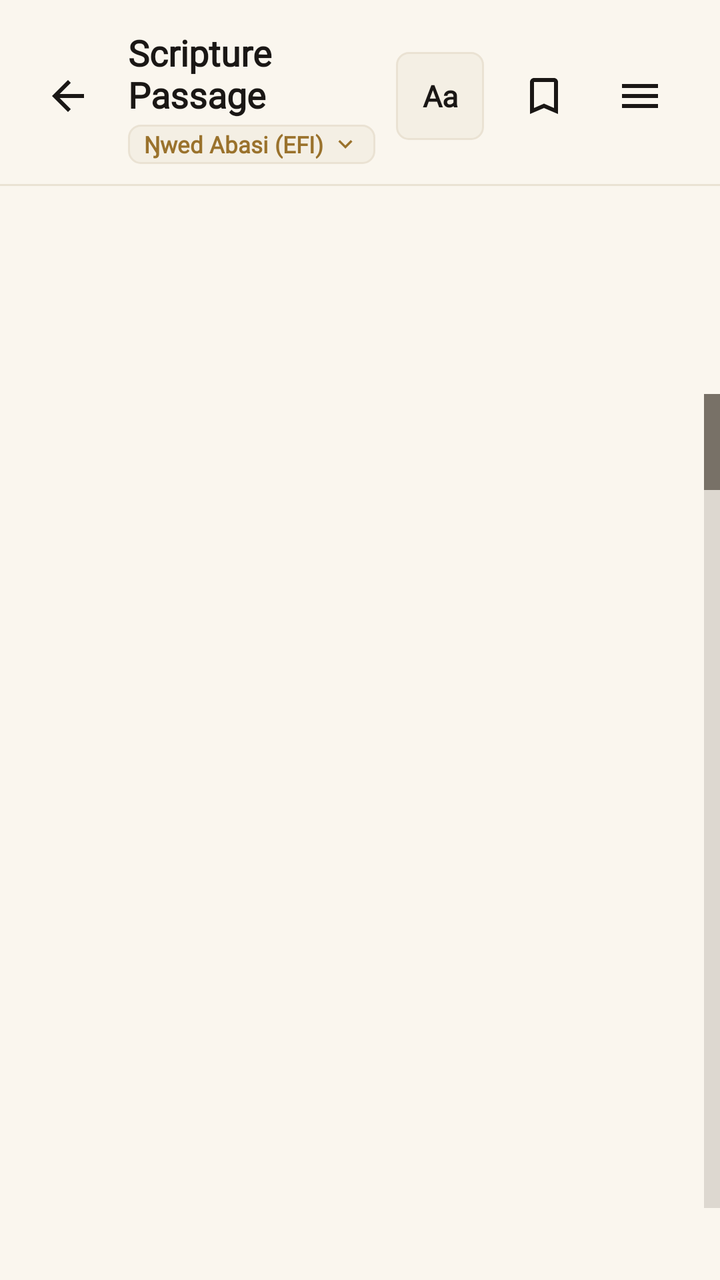
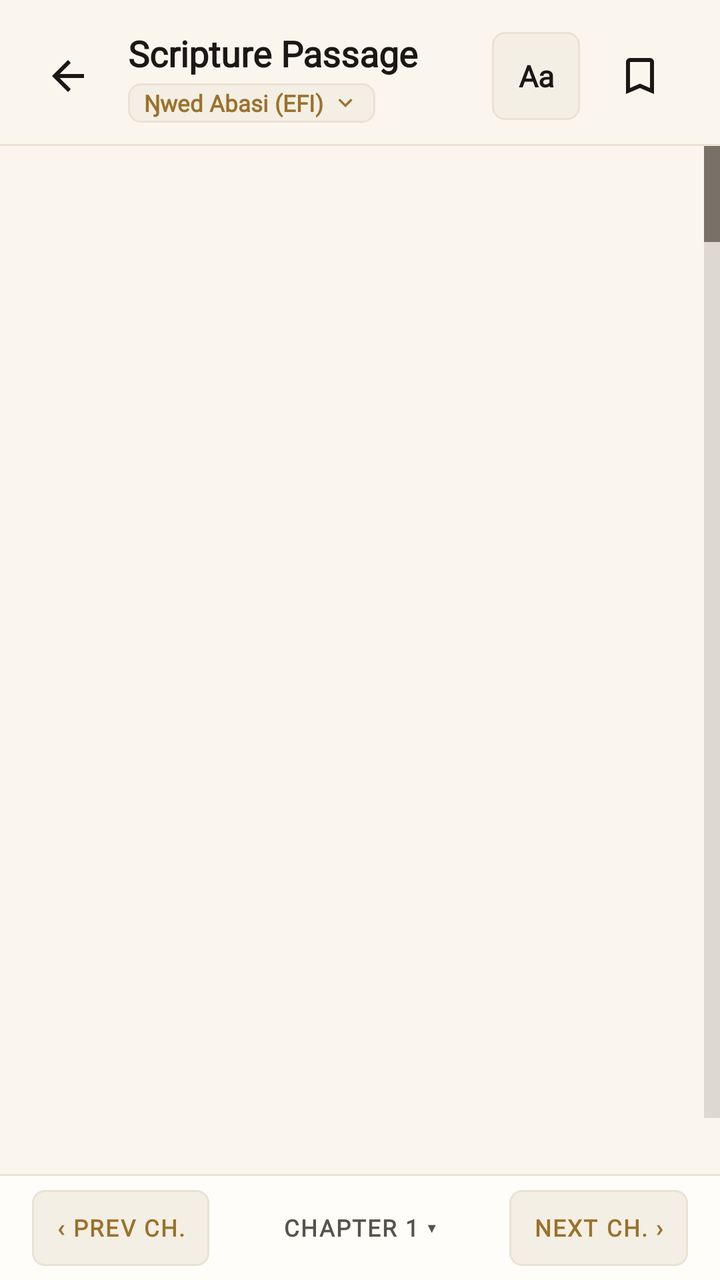

The first picture is an Android layout as it rendered before a commit; the second is the same layout after the commit. The layout source and the unified diff follow.
<!-- AndroidManifest.xml: application theme AppTheme -->
<!-- res/layout/bible_reader.xml -->
<?xml version="1.0" encoding="utf-8"?>
<LinearLayout
	xmlns:android="http://schemas.android.com/apk/res/android"
	xmlns:app="http://schemas.android.com/apk/res-auto"
	xmlns:tools="http://schemas.android.com/tools"
	android:layout_width="match_parent"
	android:layout_height="match_parent"
	android:background="@color/colorBackground"
	android:orientation="vertical">

	
	<LinearLayout
		android:layout_width="match_parent"
		android:layout_height="wrap_content"
		android:orientation="horizontal"
		android:gravity="center_vertical"
		android:paddingStart="10dp"
		android:paddingEnd="16dp"
		android:paddingTop="14dp"
		android:paddingBottom="10dp">

		<ImageButton
			android:id="@+id/btn_back"
			android:layout_width="48dp"
			android:layout_height="48dp"
			android:background="?android:attr/selectableItemBackgroundBorderless"
			android:src="@drawable/ic_arrow_back"
			android:contentDescription="Back"
			app:tint="@color/colorTextPrimary" />

		<LinearLayout
			android:layout_width="0dp"
			android:layout_height="wrap_content"
			android:layout_weight="1"
			android:layout_marginStart="6dp"
			android:orientation="vertical">

			<TextView
				android:id="@+id/header_title"
				android:layout_width="wrap_content"
				android:layout_height="wrap_content"
				android:fontFamily="@font/crimson_pro"
				android:text="Scripture Passage"
				android:textColor="@color/colorTextPrimary"
				android:textSize="18sp"
				android:textStyle="bold" />

			<LinearLayout
				android:id="@+id/btn_version_selector"
				android:layout_width="wrap_content"
				android:layout_height="wrap_content"
				android:layout_marginTop="3dp"
				android:gravity="center_vertical"
				android:orientation="horizontal"
				android:paddingVertical="2dp"
				android:paddingHorizontal="8dp"
				android:background="@drawable/bg_version_pill"
				android:clickable="true"
				android:focusable="true"
				android:foreground="?android:attr/selectableItemBackground">

				<TextView
					android:id="@+id/header_subtitle"
					android:layout_width="wrap_content"
					android:layout_height="wrap_content"
					android:fontFamily="@font/crimson_pro"
					android:text="Ŋwed Abasi (EFI)"
					android:textColor="@color/colorAntiqueGold"
					android:textSize="11.5sp"
					android:textStyle="bold" />

				<ImageView
					android:layout_width="14dp"
					android:layout_height="14dp"
					android:layout_marginStart="4dp"
					android:src="@drawable/ic_chevron_down"
					android:contentDescription="@null"
					app:tint="@color/colorAntiqueGold" />
			</LinearLayout>
		</LinearLayout>

		
		<TextView
			android:id="@+id/btn_aa"
			android:layout_width="44dp"
			android:layout_height="44dp"
			android:gravity="center"
			android:background="@drawable/bg_search_bar"
			android:fontFamily="@font/crimson_pro"
			android:contentDescription="Typography and theme settings"
			android:text="Aa"
			android:textColor="@color/colorTextPrimary"
			android:textSize="15sp"
			android:textStyle="bold"
			android:clickable="true"
			android:focusable="true"
			android:foreground="?android:attr/selectableItemBackground"
			android:layout_marginEnd="6dp" />

		<ImageButton
			android:id="@+id/btn_bookmark"
			android:layout_width="48dp"
			android:layout_height="48dp"
			android:background="?android:attr/selectableItemBackgroundBorderless"
			android:src="@drawable/ic_bookmark_border"
			android:contentDescription="Save (hold to view all bookmarks)"
			app:tint="@color/colorTextPrimary" />

		
		<ImageButton
			android:id="@+id/btn_reader_menu"
			android:layout_width="48dp"
			android:layout_height="48dp"
			android:background="?android:attr/selectableItemBackgroundBorderless"
			android:src="@drawable/ic_menu"
			android:contentDescription="Reader menu"
			app:tint="@color/colorTextPrimary" />
	</LinearLayout>

	
	<View
		android:layout_width="match_parent"
		android:layout_height="1dp"
		android:background="@color/colorCardBorder" />

	
	<ProgressBar
		android:id="@+id/progressbar1"
		android:layout_width="wrap_content"
		android:layout_height="wrap_content"
		android:layout_gravity="center"
		android:layout_marginTop="56dp"
		android:indeterminate="true"
		android:indeterminateTint="@color/colorAntiqueGold"
		style="?android:progressBarStyle" />

	
	<ListView
		android:id="@+id/listview1"
		android:layout_width="match_parent"
		android:layout_height="match_parent"
		android:clipToPadding="false"
		android:divider="@null"
		android:dividerHeight="0dp"
		android:paddingBottom="36dp"
		android:scrollbars="vertical"
		android:fastScrollEnabled="true"
		android:choiceMode="none"
		tools:listitem="@layout/verse_row" />
</LinearLayout>
<!-- res/layout/verse_row.xml (included above) -->
<?xml version="1.0" encoding="utf-8"?>
<LinearLayout
	xmlns:android="http://schemas.android.com/apk/res/android"
	xmlns:app="http://schemas.android.com/apk/res-auto"
	xmlns:tools="http://schemas.android.com/tools"
	android:layout_width="match_parent"
	android:layout_height="wrap_content"
	android:orientation="vertical"
	android:background="?android:attr/selectableItemBackground"
	android:paddingHorizontal="20dp"
	android:paddingTop="18dp"
	android:paddingBottom="4dp">

	
	<LinearLayout
		android:layout_width="match_parent"
		android:layout_height="wrap_content"
		android:orientation="horizontal"
		android:gravity="center_vertical">

		<TextView
			android:id="@+id/tv_verse_num"
			android:focusable="false"
			android:layout_width="wrap_content"
			android:layout_height="wrap_content"
			android:fontFamily="@font/jetbrains_mono"
			android:text="1"
			android:textColor="@color/colorAntiqueGold"
			android:textSize="12sp"
			android:textStyle="bold"
			android:letterSpacing="0.1" />

		<View
			android:layout_width="20dp"
			android:layout_height="1dp"
			android:layout_marginStart="8dp"
			android:background="@color/colorCardBorder" />

		<View
			android:layout_width="0dp"
			android:layout_height="1dp"
			android:layout_weight="1" />

		<ImageView
			android:id="@+id/iv_verse_bookmark"
			android:layout_width="16dp"
			android:layout_height="16dp"
			android:src="@drawable/ic_bookmark_filled"
			app:tint="@color/colorAntiqueGold"
			android:contentDescription="Bookmarked Verse"
			android:visibility="gone" />
	</LinearLayout>

	
	<TextView
		android:id="@+id/tv_primary"
		android:focusable="false"
		android:layout_width="match_parent"
		android:layout_height="wrap_content"
		android:layout_marginTop="8dp"
		android:includeFontPadding="false"
		android:fontFamily="@font/crimson_pro"
		android:text="In the beginning God created the heaven and the earth."
		android:textColor="@color/colorTextPrimary"
		android:textSize="17.5sp"
		android:lineSpacingMultiplier="1.45" />

	
	<TextView
		android:id="@+id/tv_secondary"
		android:focusable="false"
		android:layout_width="match_parent"
		android:layout_height="wrap_content"
		android:layout_marginTop="10dp"
		android:includeFontPadding="false"
		android:background="@drawable/bg_english_verse_border"
		android:paddingStart="12dp"
		android:paddingEnd="4dp"
		android:fontFamily="@font/crimson_pro"
		android:textStyle="italic"
		android:text="Ke editọñọ Abasi okobot enyọñ ye isọñ."
		android:textColor="@color/colorEnglishScripture"
		android:textSize="15.5sp"
		android:lineSpacingMultiplier="1.4" />

	
	<View
		android:layout_width="match_parent"
		android:layout_height="1dp"
		android:layout_marginTop="18dp"
		android:background="@color/colorCardBorder" />
</LinearLayout>
<!-- resources referenced by this layout -->
<resources>
  <color name="colorAntiqueGold">#9A722C</color>
  <color name="colorBackground">#FAF6EE</color>
  <color name="colorCardBorder">#EAE2D3</color>
  <color name="colorEnglishScripture">#3F3B36</color>
  <color name="colorTextPrimary">#1A1715</color>
  <!-- drawable bg_english_verse_border (drawable) -->
  <?xml version="1.0" encoding="utf-8"?>
  <layer-list xmlns:android="http://schemas.android.com/apk/res/android">
  	<item android:gravity="start">
  		<shape android:shape="rectangle">
  			<solid android:color="@color/colorAntiqueGold" />
  			<size android:width="2dp" />
  		</shape>
  	</item>
  </layer-list>
  <!-- drawable bg_search_bar (drawable) -->
  <?xml version="1.0" encoding="utf-8"?>
  <shape xmlns:android="http://schemas.android.com/apk/res/android"
      android:shape="rectangle">
      <corners android:radius="6dp" />
      <solid android:color="@color/colorSearchBg" />
      <stroke
          android:width="1dp"
          android:color="@color/colorCardBorder" />
  </shape>
  <!-- drawable bg_version_pill (drawable) -->
  <?xml version="1.0" encoding="utf-8"?>
  <shape xmlns:android="http://schemas.android.com/apk/res/android"
      android:shape="rectangle">
      <corners android:radius="6dp" />
      <solid android:color="@color/colorSearchBg" />
      <stroke
          android:width="1dp"
          android:color="@color/colorCardBorder" />
  </shape>
  <!-- drawable ic_arrow_back (drawable) -->
  <vector xmlns:android="http://schemas.android.com/apk/res/android"
      android:width="24dp"
      android:height="24dp"
      android:viewportWidth="24"
      android:viewportHeight="24">
      <path
          android:fillColor="?attr/colorControlNormal"
          android:pathData="M20,11H7.83l5.59,-5.59L12,4l-8,8 8,8 1.41,-1.41L7.83,13H20v-2z"/>
  </vector>
  <!-- drawable ic_bookmark_border (drawable) -->
  <vector xmlns:android="http://schemas.android.com/apk/res/android"
      android:width="24dp"
      android:height="24dp"
      android:viewportWidth="24"
      android:viewportHeight="24">
      <path
          android:fillColor="?attr/colorControlNormal"
          android:pathData="M17,3H7c-1.1,0 -2,0.9 -2,2v16l7,-3 7,3V5c0,-1.1 -0.9,-2 -2,-2zm0,15l-5,-2.18L7,18V5h10v13z"/>
  </vector>
  <!-- drawable ic_bookmark_filled (drawable) -->
  <vector xmlns:android="http://schemas.android.com/apk/res/android"
      android:width="24dp"
      android:height="24dp"
      android:viewportWidth="24"
      android:viewportHeight="24">
      <path
          android:fillColor="@color/colorAntiqueGold"
          android:pathData="M17,3H7c-1.1,0 -2,0.9 -2,2v16l7,-3 7,3V5c0,-1.1 -0.9,-2 -2,-2z"/>
  </vector>
  <!-- drawable ic_chevron_down (drawable) -->
  <vector xmlns:android="http://schemas.android.com/apk/res/android"
      android:width="14dp"
      android:height="14dp"
      android:viewportWidth="24"
      android:viewportHeight="24">
      <path
          android:fillColor="@color/colorAntiqueGold"
          android:pathData="M7.41,8.59L12,13.17l4.59,-4.58L18,10l-6,6 -6,-6 1.41,-1.41z" />
  </vector>
  <!-- drawable ic_menu (drawable) -->
  <vector xmlns:android="http://schemas.android.com/apk/res/android"
      android:width="24dp"
      android:height="24dp"
      android:viewportWidth="24"
      android:viewportHeight="24">
    <path
        android:fillColor="@android:color/white"
        android:pathData="M3,18h18v-2H3v2zM3,13h18v-2H3v2zM3,6v2h18V6H3z"/>
  </vector>
  <color name="colorSearchBg">#F4EFE4</color>
  <color name="colorPrimary">#1A1715</color>
  <color name="colorPrimaryDark">#0D1524</color>
  <color name="colorAccent">#9A722C</color>
  <color name="colorSurface">#FFFDF9</color>
  <color name="colorControlHighlight">#EAE2D3</color>
  <color name="colorControlNormal">#787167</color>
  <!-- unchanged entries left out for length: 1 -->
</resources>

<!-- the commit's change to res/layout/bible_reader.xml (unified diff, before → after) -->
@@ -105,16 +105,6 @@
 			android:src="@drawable/ic_bookmark_border"
 			android:contentDescription="Save (hold to view all bookmarks)"
 			app:tint="@color/colorTextPrimary" />
-
-		
-		<ImageButton
-			android:id="@+id/btn_reader_menu"
-			android:layout_width="48dp"
-			android:layout_height="48dp"
-			android:background="?android:attr/selectableItemBackgroundBorderless"
-			android:src="@drawable/ic_menu"
-			android:contentDescription="Reader menu"
-			app:tint="@color/colorTextPrimary" />
 	</LinearLayout>
 
 	
@@ -124,29 +114,102 @@
 		android:background="@color/colorCardBorder" />
 
 	
-	<ProgressBar
-		android:id="@+id/progressbar1"
-		android:layout_width="wrap_content"
-		android:layout_height="wrap_content"
-		android:layout_gravity="center"
-		android:layout_marginTop="56dp"
-		android:indeterminate="true"
-		android:indeterminateTint="@color/colorAntiqueGold"
-		style="?android:progressBarStyle" />
-
-	
-	<ListView
-		android:id="@+id/listview1"
-		android:layout_width="match_parent"
-		android:layout_height="match_parent"
-		android:clipToPadding="false"
-		android:divider="@null"
-		android:dividerHeight="0dp"
-		android:paddingBottom="36dp"
-		android:scrollbars="vertical"
-		android:fastScrollEnabled="true"
-		android:choiceMode="none"
-		tools:listitem="@layout/verse_row" />
+	<FrameLayout
+		android:layout_width="match_parent"
+		android:layout_height="0dp"
+		android:layout_weight="1">
+
+		
+		<ProgressBar
+			android:id="@+id/progressbar1"
+			android:layout_width="wrap_content"
+			android:layout_height="wrap_content"
+			android:layout_gravity="center"
+			android:indeterminate="true"
+			android:indeterminateTint="@color/colorAntiqueGold"
+			style="?android:progressBarStyle" />
+
+		
+		<ListView
+			android:id="@+id/listview1"
+			android:layout_width="match_parent"
+			android:layout_height="match_parent"
+			android:clipToPadding="false"
+			android:divider="@null"
+			android:dividerHeight="0dp"
+			android:paddingBottom="28dp"
+			android:scrollbars="vertical"
+			android:fastScrollEnabled="true"
+			android:choiceMode="none"
+			tools:listitem="@layout/verse_row" />
+	</FrameLayout>
+
+	
+	<View
+		android:layout_width="match_parent"
+		android:layout_height="1dp"
+		android:background="@color/colorCardBorder" />
+
+	
+	<LinearLayout
+		android:layout_width="match_parent"
+		android:layout_height="52dp"
+		android:background="@color/colorSurface"
+		android:gravity="center_vertical"
+		android:orientation="horizontal"
+		android:paddingHorizontal="16dp">
+
+		<TextView
+			android:id="@+id/btn_prev_chapter"
+			android:layout_width="wrap_content"
+			android:layout_height="38dp"
+			android:background="@drawable/bg_search_bar"
+			android:clickable="true"
+			android:focusable="true"
+			android:fontFamily="@font/jetbrains_mono"
+			android:foreground="?android:attr/selectableItemBackground"
+			android:gravity="center"
+			android:letterSpacing="0.06"
+			android:paddingHorizontal="12dp"
+			android:text="‹ PREV CH."
+			android:textColor="@color/colorAntiqueGold"
+			android:textSize="11.5sp"
+			android:textStyle="bold" />
+
+		<TextView
+			android:id="@+id/btn_chapter_jump"
+			android:layout_width="0dp"
+			android:layout_height="38dp"
+			android:layout_weight="1"
+			android:layout_marginHorizontal="8dp"
+			android:background="?android:attr/selectableItemBackground"
+			android:clickable="true"
+			android:focusable="true"
+			android:fontFamily="@font/jetbrains_mono"
+			android:gravity="center"
+			android:letterSpacing="0.06"
+			android:text="CHAPTER 1 ▾"
+			android:textColor="@color/colorTextSecondary"
+			android:textSize="11.5sp"
+			android:textStyle="bold" />
+
+		<TextView
+			android:id="@+id/btn_next_chapter"
+			android:layout_width="wrap_content"
+			android:layout_height="38dp"
+			android:background="@drawable/bg_search_bar"
+			android:clickable="true"
+			android:focusable="true"
+			android:fontFamily="@font/jetbrains_mono"
+			android:foreground="?android:attr/selectableItemBackground"
+			android:gravity="center"
+			android:letterSpacing="0.06"
+			android:paddingHorizontal="12dp"
+			android:text="NEXT CH. ›"
+			android:textColor="@color/colorAntiqueGold"
+			android:textSize="11.5sp"
+			android:textStyle="bold" />
+	</LinearLayout>
 </LinearLayout>
 <!-- res/layout/verse_row.xml (included above) -->
 <?xml version="1.0" encoding="utf-8"?>
@@ -154,6 +217,7 @@
 	xmlns:android="http://schemas.android.com/apk/res/android"
 	xmlns:app="http://schemas.android.com/apk/res-auto"
 	xmlns:tools="http://schemas.android.com/tools"
+	android:id="@+id/verse_row_root"
 	android:layout_width="match_parent"
 	android:layout_height="wrap_content"
 	android:orientation="vertical"
@@ -174,18 +238,39 @@
 			android:focusable="false"
 			android:layout_width="wrap_content"
 			android:layout_height="wrap_content"
+			android:paddingHorizontal="9dp"
+			android:paddingVertical="3dp"
+			android:gravity="center"
+			android:background="@drawable/bg_verse_pill"
 			android:fontFamily="@font/jetbrains_mono"
 			android:text="1"
 			android:textColor="@color/colorAntiqueGold"
 			android:textSize="12sp"
 			android:textStyle="bold"
-			android:letterSpacing="0.1" />
+			android:letterSpacing="0.08" />
 
 		<View
 			android:layout_width="20dp"
 			android:layout_height="1dp"
 			android:layout_marginStart="8dp"
 			android:background="@color/colorCardBorder" />
+
+		<TextView
+			android:id="@+id/tv_verse_highlight_badge"
+			android:focusable="false"
+			android:layout_width="wrap_content"
+			android:layout_height="wrap_content"
+			android:layout_marginStart="8dp"
+			android:paddingHorizontal="8dp"
+			android:paddingVertical="2dp"
+			android:background="@drawable/bg_badge_gold"
+			android:fontFamily="@font/jetbrains_mono"
+			android:text="★ BOOKMARKED"
+			android:textColor="@color/colorAntiqueGold"
+			android:textSize="9.5sp"
+			android:textStyle="bold"
+			android:letterSpacing="0.08"
+			android:visibility="gone" />
 
 		<View
 			android:layout_width="0dp"
<!-- resource entries referenced after the edit -->
@@ -5,6 +5,17 @@
   <color name="colorCardBorder">#EAE2D3</color>
   <color name="colorEnglishScripture">#3F3B36</color>
   <color name="colorTextPrimary">#1A1715</color>
+  <color name="colorTextSecondary">#57524B</color>
+  <!-- drawable bg_badge_gold (drawable) -->
+  <?xml version="1.0" encoding="utf-8"?>
+  <shape xmlns:android="http://schemas.android.com/apk/res/android"
+      android:shape="rectangle">
+      <corners android:radius="6dp" />
+      <solid android:color="#1A9A722C" />
+      <stroke
+          android:width="1dp"
+          android:color="#409A722C" />
+  </shape>
   <!-- drawable bg_english_verse_border (drawable) -->
   <?xml version="1.0" encoding="utf-8"?>
   <layer-list xmlns:android="http://schemas.android.com/apk/res/android">
@@ -24,6 +35,13 @@
       <stroke
           android:width="1dp"
           android:color="@color/colorCardBorder" />
+  </shape>
+  <!-- drawable bg_verse_pill (drawable) -->
+  <?xml version="1.0" encoding="utf-8"?>
+  <shape xmlns:android="http://schemas.android.com/apk/res/android"
+      android:shape="rectangle">
+      <corners android:radius="12dp" />
+      <solid android:color="@color/colorBadgeBg" />
   </shape>
   <!-- drawable bg_version_pill (drawable) -->
   <?xml version="1.0" encoding="utf-8"?>
@@ -75,17 +93,8 @@
           android:fillColor="@color/colorAntiqueGold"
           android:pathData="M7.41,8.59L12,13.17l4.59,-4.58L18,10l-6,6 -6,-6 1.41,-1.41z" />
   </vector>
-  <!-- drawable ic_menu (drawable) -->
-  <vector xmlns:android="http://schemas.android.com/apk/res/android"
-      android:width="24dp"
-      android:height="24dp"
-      android:viewportWidth="24"
-      android:viewportHeight="24">
-    <path
-        android:fillColor="@android:color/white"
-        android:pathData="M3,18h18v-2H3v2zM3,13h18v-2H3v2zM3,6v2h18V6H3z"/>
-  </vector>
   <color name="colorSearchBg">#F4EFE4</color>
+  <color name="colorBadgeBg">#EFE8DA</color>
   <color name="colorPrimary">#1A1715</color>
   <color name="colorPrimaryDark">#0D1524</color>
   <color name="colorAccent">#9A722C</color>
